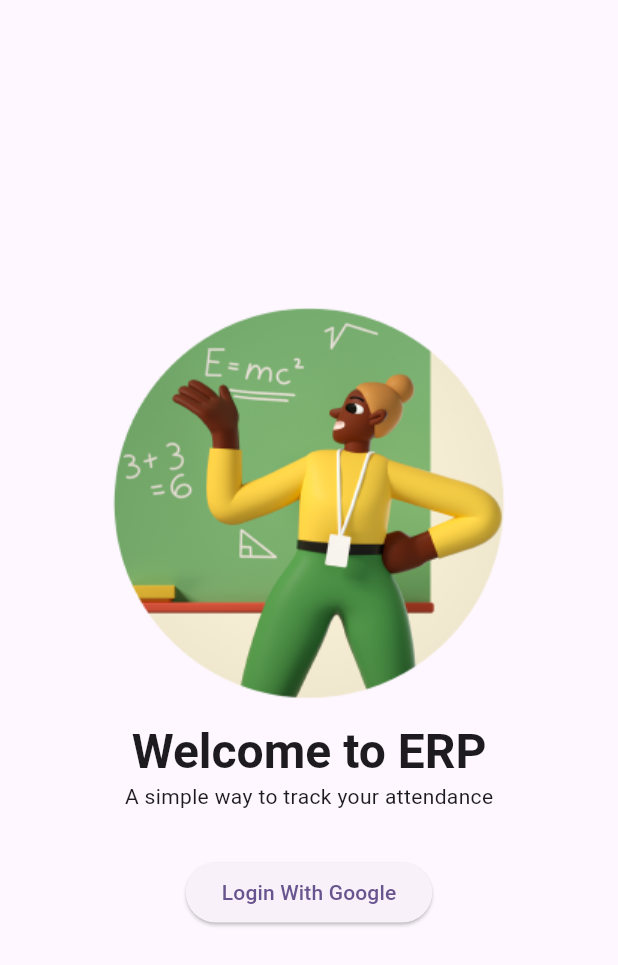
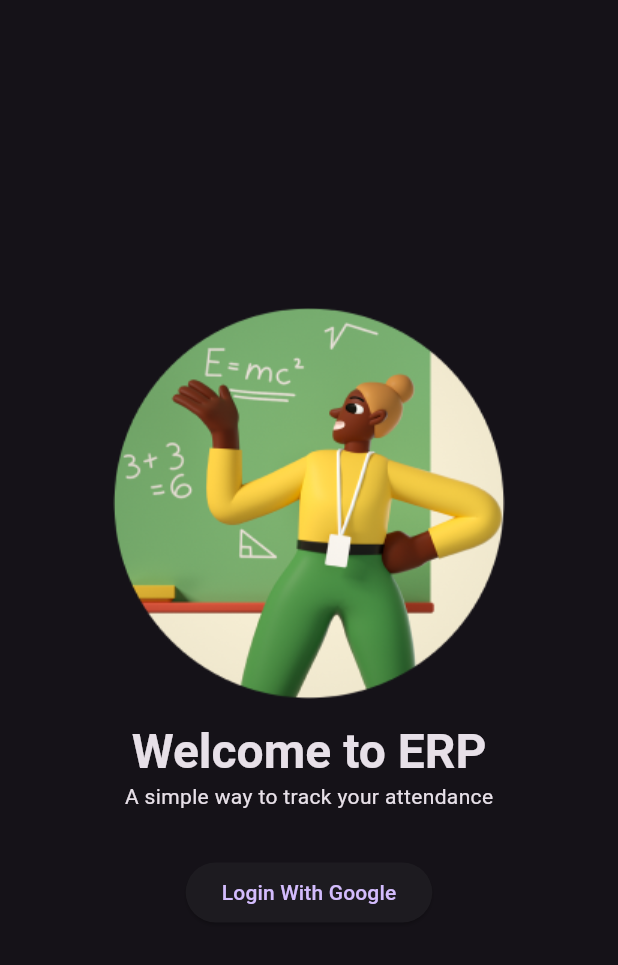
Before and after one commit to Dl7-7/erp_admin, a Flutter app: the screen it shows after launch, on a phone screen of 412 x 824 dp. Shown: the top 965 px of the screen. Run offline on Flutter 3.47's test engine with Material 2 defaults, Android fonts, the phone set to English and light mode, and no system bars.

Commit message:
dark default color

```diff
--- a/lib/main.dart
+++ b/lib/main.dart
@@ -10,9 +10,10 @@ class MyApp extends StatelessWidget {
   @override
   Widget build(BuildContext context) {
     return MaterialApp(
-      title: 'Flutter Demo',
+      title: 'ERP Admin',
       theme: ThemeData(
-        colorScheme: ColorScheme.fromSeed(seedColor: Colors.deepPurple),
+        colorScheme: ColorScheme.fromSeed(
+            seedColor: Colors.deepPurple, brightness: Brightness.dark),
         useMaterial3: true,
       ),
       home: const MyHomePage(title: 'Flutter Demo Home Page'),
```
